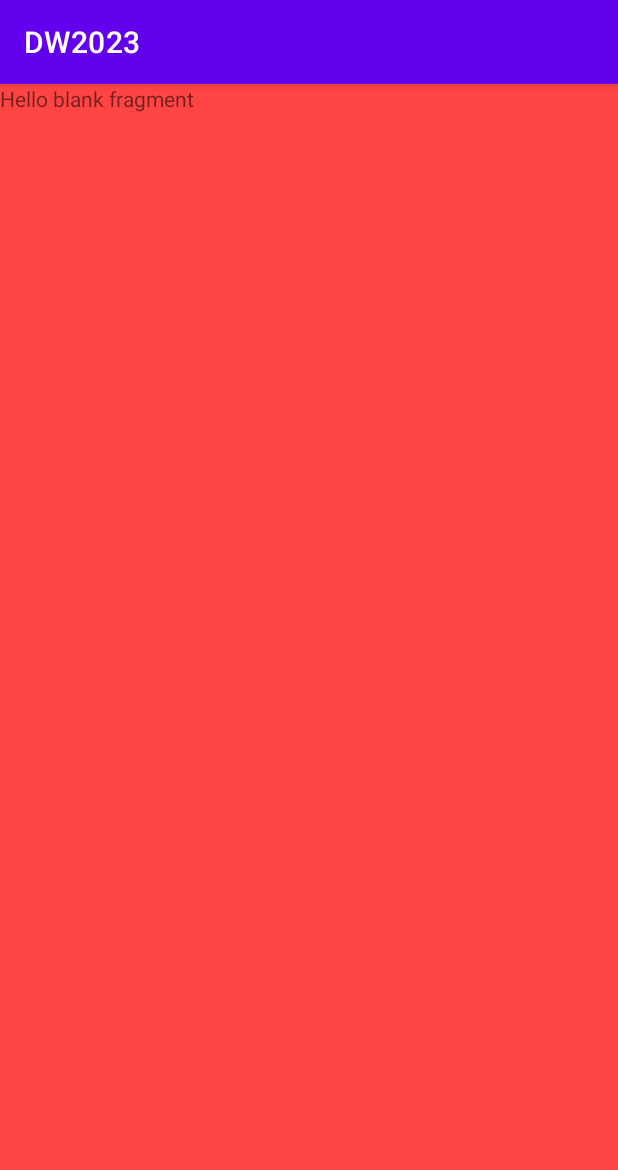
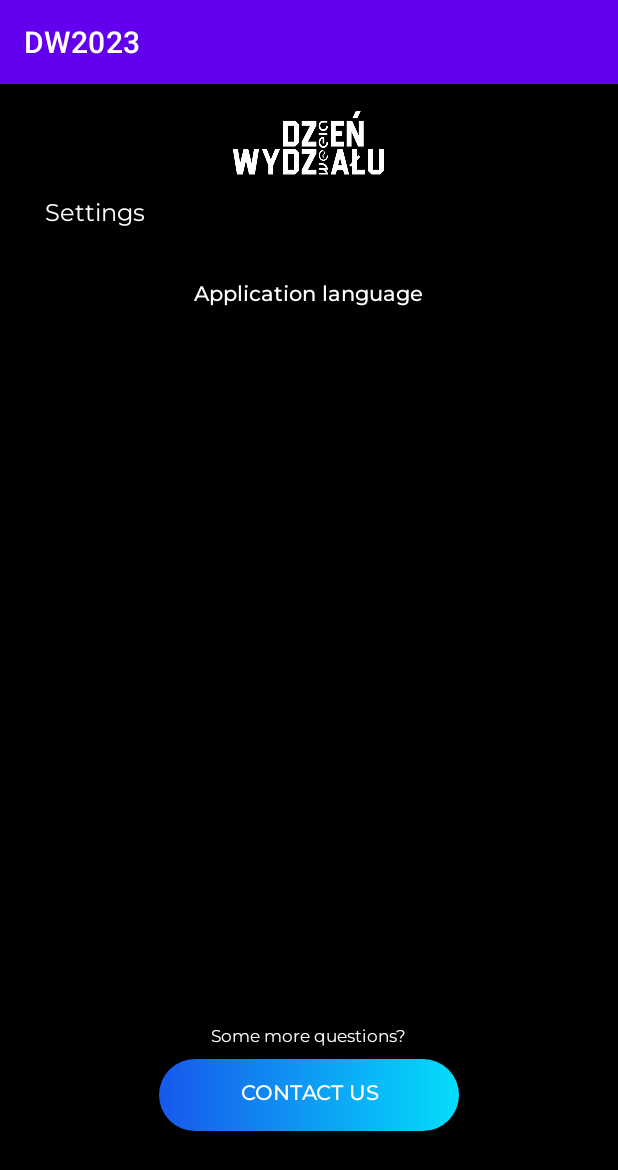
Before and after one commit to WRS-WEEIA-IT/-DW-2023-App-Android, an Android app: the fragment SettingsFragment shown on its own in the app's theme, on a phone screen of 412 x 824 dp. Shown: the top 1170 px of the screen. Run offline under Robolectric (Android 15) with nearby library versions, the light colour scheme and no system bars; 1 statement that could not run was skipped.

Commit message:
Add initial settings fragment layout

```diff
--- a/app/build.gradle
+++ b/app/build.gradle
@@ -50,5 +50,6 @@ dependencies {
     androidTestImplementation 'androidx.test.ext:junit:1.1.5'
     androidTestImplementation 'androidx.test.espresso:espresso-core:3.5.1'
 
-    implementation 'com.google.android.material:material:1.9.0-alpha01'
+    implementation 'com.google.android.material:material:1.9.0-alpha02'
+    implementation 'androidx.preference:preference:1.2.0'
 }
--- a/app/src/main/res/layout/activity_main.xml
+++ b/app/src/main/res/layout/activity_main.xml
@@ -1,13 +1,12 @@
 <?xml version="1.0" encoding="utf-8"?>
 
-<androidx.constraintlayout.widget.ConstraintLayout
-    xmlns:android="http://schemas.android.com/apk/res/android"
+<androidx.constraintlayout.widget.ConstraintLayout xmlns:android="http://schemas.android.com/apk/res/android"
     xmlns:app="http://schemas.android.com/apk/res-auto"
     xmlns:tools="http://schemas.android.com/tools"
     android:layout_width="match_parent"
     android:layout_height="match_parent"
-    tools:context=".Activity.MainActivity"
-    >
+    android:background="@color/blackNavBar"
+    tools:context=".Activity.MainActivity">
 
     <com.google.android.material.floatingactionbutton.FloatingActionButton
         android:id="@+id/fab"
--- a/app/src/main/res/layout/fragment_settings.xml
+++ b/app/src/main/res/layout/fragment_settings.xml
@@ -1,14 +1,76 @@
 <?xml version="1.0" encoding="utf-8"?>
-<FrameLayout xmlns:android="http://schemas.android.com/apk/res/android"
+<androidx.constraintlayout.widget.ConstraintLayout xmlns:android="http://schemas.android.com/apk/res/android"
+    xmlns:app="http://schemas.android.com/apk/res-auto"
     xmlns:tools="http://schemas.android.com/tools"
     android:layout_width="match_parent"
     android:layout_height="match_parent"
-    android:background="@android:color/holo_red_light"
+    android:background="@android:color/transparent"
     tools:context=".Fragment.SettingsFragment">
 
+    <ImageView
+        android:id="@+id/settingLogo"
+        android:layout_width="107dp"
+        android:layout_height="57dp"
+        android:layout_marginTop="12dp"
+        android:contentDescription="@string/logo_desc"
+        android:src="@drawable/dw_logo"
+        app:layout_constraintEnd_toEndOf="parent"
+        app:layout_constraintStart_toStartOf="parent"
+        app:layout_constraintTop_toTopOf="parent" />
+
     <TextView
-        android:layout_width="match_parent"
-        android:layout_height="match_parent"
-        android:text="@string/hello_blank_fragment" />
+        android:id="@+id/settingsTitle"
+        android:layout_width="wrap_content"
+        android:layout_height="wrap_content"
+        android:layout_marginTop="6dp"
+        android:fontFamily="@font/montserrat"
+        android:text="@string/settings_title"
+        android:textColor="@color/white"
+        android:textSize="16sp"
+        app:layout_constraintEnd_toEndOf="parent"
+        app:layout_constraintHorizontal_bias="0.087"
+        app:layout_constraintStart_toStartOf="parent"
+        app:layout_constraintTop_toBottomOf="@+id/settingLogo" />
 
-</FrameLayout>
+    <androidx.appcompat.widget.AppCompatButton
+        android:id="@+id/button"
+        android:layout_width="200dp"
+        android:layout_height="wrap_content"
+        android:layout_marginBottom="70dp"
+        android:background="@drawable/event_card_sign_up_button"
+        android:fontFamily="@font/montserrat_medium"
+        android:text="@string/contact_us"
+        android:textColor="@color/white"
+        app:layout_constraintBottom_toBottomOf="parent"
+        app:layout_constraintEnd_toEndOf="parent"
+        app:layout_constraintHorizontal_bias="0.5"
+        app:layout_constraintStart_toStartOf="parent" />
+
+    <TextView
+        android:id="@+id/textView4"
+        android:layout_width="wrap_content"
+        android:layout_height="wrap_content"
+        android:layout_marginBottom="6dp"
+        android:fontFamily="@font/montserrat"
+        android:text="@string/some_more_questions"
+        android:textColor="@color/white"
+        android:textSize="11sp"
+        app:layout_constraintBottom_toTopOf="@+id/button"
+        app:layout_constraintEnd_toEndOf="parent"
+        app:layout_constraintStart_toStartOf="parent" />
+
+    <TextView
+        android:id="@+id/textView5"
+        android:layout_width="wrap_content"
+        android:layout_height="wrap_content"
+        android:layout_marginTop="32dp"
+        android:fontFamily="@font/montserrat_medium"
+        android:text="@string/app_language"
+        android:textColor="@color/white"
+        app:layout_constraintEnd_toEndOf="parent"
+        app:layout_constraintHorizontal_bias="0.498"
+        app:layout_constraintStart_toStartOf="parent"
+        app:layout_constraintTop_toBottomOf="@+id/settingsTitle" />
+
+
+</androidx.constraintlayout.widget.ConstraintLayout>
--- a/app/src/main/res/values/strings.xml
+++ b/app/src/main/res/values/strings.xml
@@ -30,4 +30,9 @@
     <string name="welcome_on_weeia">Welcome on WEEIA!</string>
     <string name="example_task_title">Task 1</string>
 
+    <string name="settings_title">Settings</string>
+    <string name="contact_us">Contact us</string>
+    <string name="some_more_questions">Some more questions?</string>
+    <string name="app_language">Application language</string>
+
 </resources>
```
